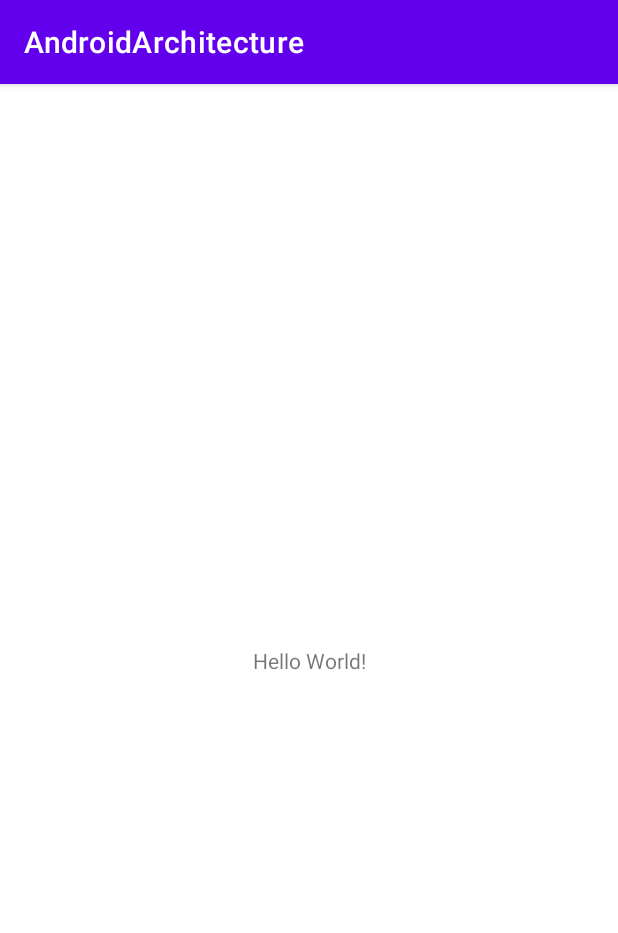
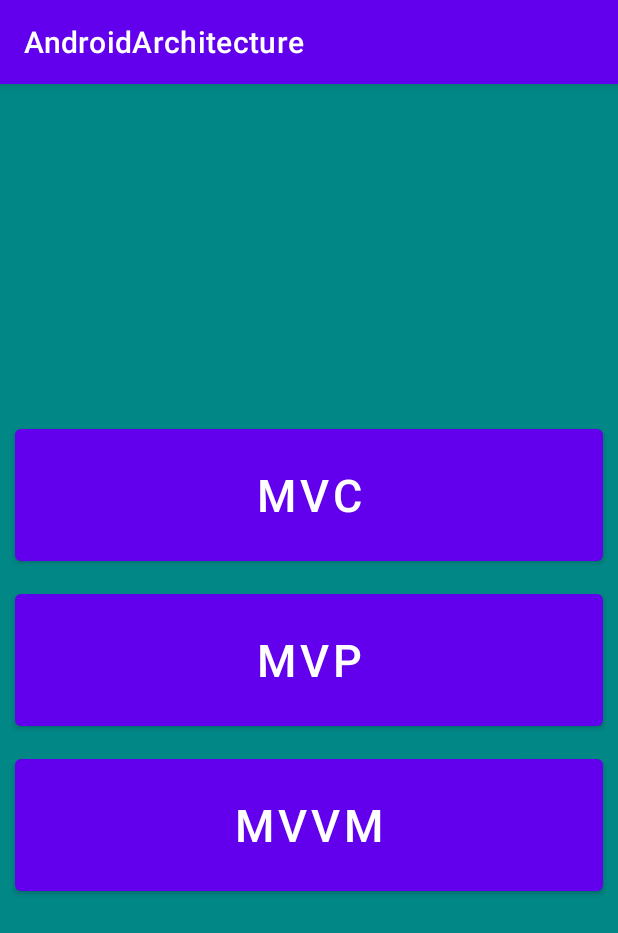
Before and after one commit to NejatRmz/AndroidArchitecture, an Android app: the screen it shows after launch (MainActivity), on a phone screen of 412 x 824 dp. Shown: the top 933 px of the screen. Run offline under Robolectric (Android 15) with nearby library versions, the phone set to English and light mode, and no system bars.

Commit message:
MVC, MVP, MVVM activities initialized

```diff
--- a/app/src/main/AndroidManifest.xml
+++ b/app/src/main/AndroidManifest.xml
@@ -9,7 +9,10 @@
         android:roundIcon="@mipmap/ic_launcher_round"
         android:supportsRtl="true"
         android:theme="@style/Theme.AndroidArchitecture">
-        <activity android:name=".MainActivity">
+        <activity android:name=".mvvm.MVVMActivity"></activity>
+        <activity android:name=".mvp.MVPActivity" />
+        <activity android:name=".mvc.MVCActivity" />
+        <activity android:name=".activities.MainActivity">
             <intent-filter>
                 <action android:name="android.intent.action.MAIN" />
 
--- /dev/null
+++ b/app/src/main/java/com/example/androidarchitecture/activities/MainActivity.java
@@ -0,0 +1,78 @@
+package com.example.androidarchitecture.activities;
+
+import androidx.appcompat.app.AppCompatActivity;
+
+import android.content.Intent;
+import android.os.Bundle;
+import android.view.View;
+import android.widget.Button;
+
+import com.example.androidarchitecture.R;
+import com.example.androidarchitecture.mvc.MVCActivity;
+import com.example.androidarchitecture.mvp.MVPActivity;
+import com.example.androidarchitecture.mvvm.MVVMActivity;
+
+public class MainActivity extends AppCompatActivity {
+
+    public static final String EXTRA_MESSAGE = "arch_name";
+
+    private Button mvc;
+    private Button mvp;
+    private Button mvvm;
+
+    @Override
+    protected void onCreate(Bundle savedInstanceState) {
+        super.onCreate(savedInstanceState);
+        setContentView(R.layout.activity_main);
+
+        initUI();
+    }
+
+    private void initUI() {
+        mvc = findViewById(R.id.mvc);
+        mvp = findViewById(R.id.mvp);
+        mvvm = findViewById(R.id.mvvm);
+
+        mvc.setOnClickListener(buttonClickListener);
+        mvp.setOnClickListener(buttonClickListener);
+        mvvm.setOnClickListener(buttonClickListener);
+    }
+
+    View.OnClickListener buttonClickListener = new View.OnClickListener() {
+        public void onClick(View v) {
+            switch (v.getId()){
+                case R.id.mvc: {
+                    redirectToMVC();
+                    break;
+                }
+                case R.id.mvp: {
+                    redirectToMVP();
+                    break;
+                }
+                case R.id.mvvm: {
+                    redirectToMVVM();
+                    break;
+                }
+            }
+        }
+    };
+
+    private void redirectToMVC() {
+        Intent intent = new Intent(this, MVCActivity.class);
+        intent.putExtra(EXTRA_MESSAGE, "MVC");
+
+        startActivity(intent);
+    }
+
+    private void redirectToMVP() {
+        Intent intent = new Intent(this, MVPActivity.class);
+        intent.putExtra(EXTRA_MESSAGE, "MVP");
+        startActivity(intent);
+    }
+
+    private void redirectToMVVM() {
+        Intent intent = new Intent(this, MVVMActivity.class);
+        intent.putExtra(EXTRA_MESSAGE, "MVVM");
+        startActivity(intent);
+    }
+}
--- a/app/src/main/res/layout/activity_main.xml
+++ b/app/src/main/res/layout/activity_main.xml
@@ -4,15 +4,39 @@
     xmlns:app="http://schemas.android.com/apk/res-auto"
     android:layout_width="match_parent"
     android:layout_height="match_parent"
-    tools:context=".MainActivity">
+    android:background="@color/teal_700"
+    tools:context=".activities.MainActivity">
 
-    <TextView
-        android:layout_width="wrap_content"
-        android:layout_height="wrap_content"
-        android:text="Hello World!"
-        app:layout_constraintBottom_toBottomOf="parent"
+    <Button
+        android:id="@+id/mvc"
+        android:layout_width="match_parent"
+        android:layout_height="100dp"
+        android:text="MVC"
+        android:textSize="30dp"
+        android:layout_margin="10dp"
         app:layout_constraintLeft_toLeftOf="parent"
         app:layout_constraintRight_toRightOf="parent"
-        app:layout_constraintTop_toTopOf="parent" />
+        app:layout_constraintBottom_toTopOf="@id/mvp"/>
 
+    <Button
+        android:id="@+id/mvp"
+        android:layout_width="match_parent"
+        android:layout_height="100dp"
+        android:text="MVP"
+        android:textSize="30dp"
+        android:layout_margin="10dp"
+        app:layout_constraintLeft_toLeftOf="parent"
+        app:layout_constraintRight_toRightOf="parent"
+        app:layout_constraintTop_toTopOf="parent"
+        app:layout_constraintBottom_toBottomOf="parent"/>
+    <Button
+        android:id="@+id/mvvm"
+        android:layout_width="match_parent"
+        android:layout_height="100dp"
+        android:text="MVVM"
+        android:textSize="30dp"
+        android:layout_margin="10dp"
+        app:layout_constraintLeft_toLeftOf="parent"
+        app:layout_constraintRight_toRightOf="parent"
+        app:layout_constraintTop_toBottomOf="@id/mvp"/>
 </androidx.constraintlayout.widget.ConstraintLayout>
```
Also changed, not shown: app/src/main/java/com/example/androidarchitecture/MainActivity.java (deleted, +0 -14 lines), app/src/main/java/com/example/androidarchitecture/mvc/MVCActivity.java (added, +28 -0 lines), app/src/main/java/com/example/androidarchitecture/mvp/MVPActivity.java (added, +28 -0 lines), app/src/main/java/com/example/androidarchitecture/mvvm/MVVMActivity.java (added, +28 -0 lines), app/src/main/res/layout/activity_mvc.xml (added, +18 -0 lines), app/src/main/res/layout/activity_mvp.xml (added, +17 -0 lines), app/src/main/res/layout/activity_mvvm.xml (added, +17 -0 lines).
